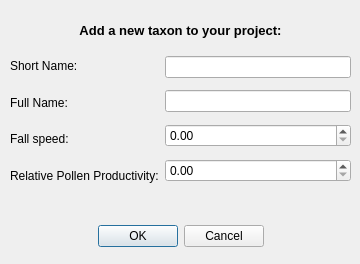
Before: the Qt Designer form MSA_QGIS_dialog_popup_taxa.ui in ThyavdBerg/MSA-Q, drawn with Qt 5.
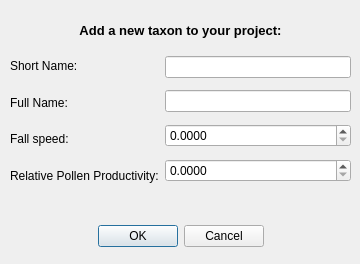
After: the same form once the commit is applied.

Commit message: refactoring standardizing naming conventions+ rule tree design

Patch:
```diff
--- a/MSA_QGIS_dialog_popup_taxa.ui
+++ b/MSA_QGIS_dialog_popup_taxa.ui
@@ -119,10 +119,18 @@
        <widget class="QLineEdit" name="lineEdit_taxonFullName"/>
       </item>
       <item>
-       <widget class="QDoubleSpinBox" name="doubleSpinBox_taxonFallSpeed"/>
+       <widget class="QDoubleSpinBox" name="doubleSpinBox_taxonFallSpeed">
+        <property name="decimals">
+         <number>4</number>
+        </property>
+       </widget>
       </item>
       <item>
-       <widget class="QDoubleSpinBox" name="doubleSpinBox_taxonRPP"/>
+       <widget class="QDoubleSpinBox" name="doubleSpinBox_taxonRPP">
+        <property name="decimals">
+         <number>4</number>
+        </property>
+       </widget>
       </item>
      </layout>
     </item>
```
The commit also changes 7 other files.
